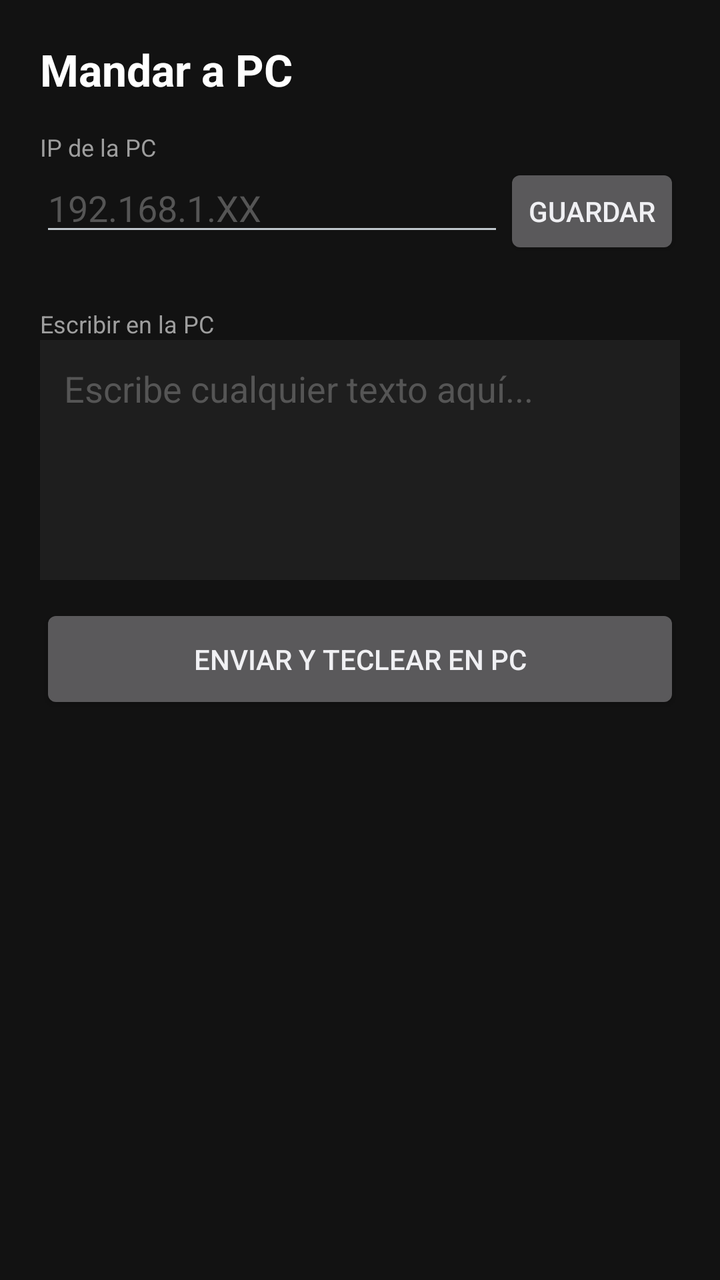
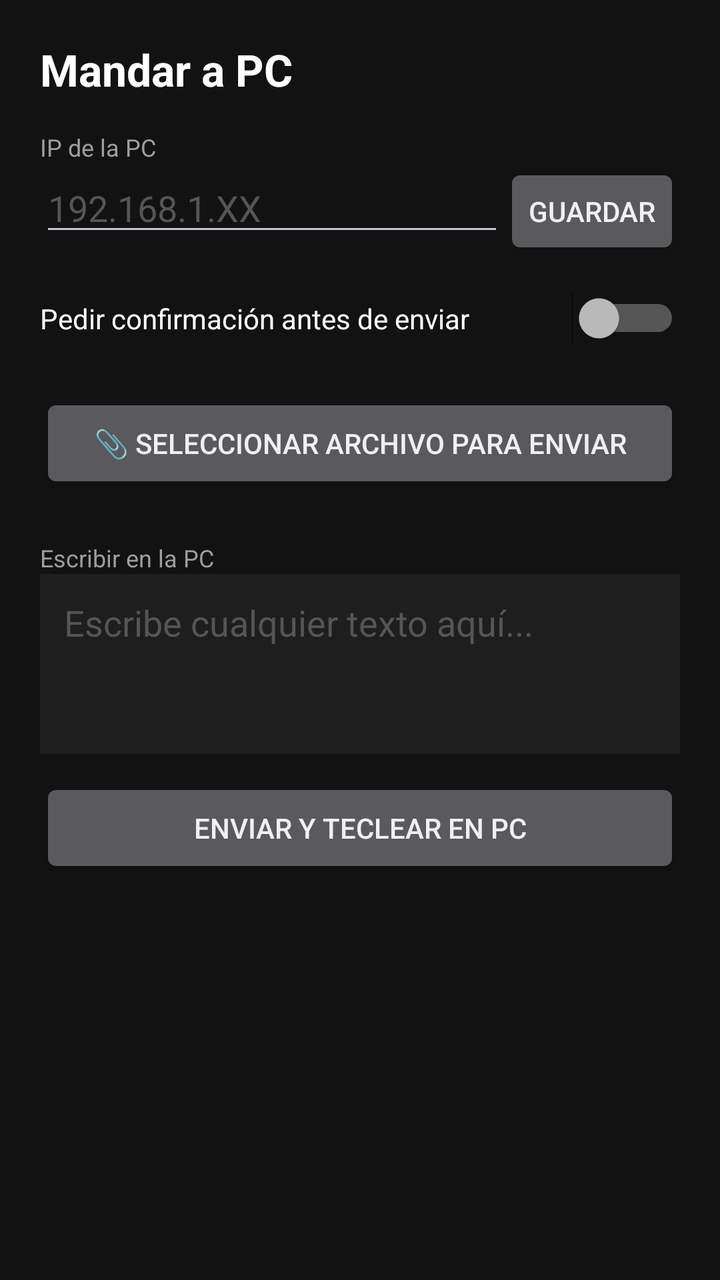

Compare the two renders of this Android layout. The source of the first and the diff that turns it into the second are given below.
<!-- AndroidManifest.xml: application theme android:Theme.DeviceDefault.NoActionBar -->
<!-- res/layout/activity_main.xml -->
<?xml version="1.0" encoding="utf-8"?>
<ScrollView xmlns:android="http://schemas.android.com/apk/res/android"
    android:layout_width="match_parent"
    android:layout_height="match_parent"
    android:background="#121212"
    android:padding="20dp">

    <LinearLayout
        android:layout_width="match_parent"
        android:layout_height="wrap_content"
        android:orientation="vertical">

        <TextView
            android:layout_width="wrap_content"
            android:layout_height="wrap_content"
            android:text="Mandar a PC"
            android:textColor="#FFFFFF"
            android:textSize="22sp"
            android:textStyle="bold"
            android:layout_marginBottom="16dp" />

        <TextView
            android:layout_width="wrap_content"
            android:layout_height="wrap_content"
            android:text="IP de la PC"
            android:textColor="#9E9E9E"
            android:textSize="12sp" />

        <LinearLayout
            android:layout_width="match_parent"
            android:layout_height="wrap_content"
            android:orientation="horizontal"
            android:layout_marginBottom="24dp">

            <EditText
                android:id="@+id/txtIp"
                android:layout_width="0dp"
                android:layout_height="wrap_content"
                android:layout_weight="1"
                android:hint="192.168.1.XX"
                android:textColor="#FFFFFF"
                android:textColorHint="#555555"
                android:inputType="text" />

            <Button
                android:id="@+id/btnGuardarIp"
                android:layout_width="wrap_content"
                android:layout_height="wrap_content"
                android:text="Guardar" />
        </LinearLayout>

        <TextView
            android:layout_width="wrap_content"
            android:layout_height="wrap_content"
            android:text="Escribir en la PC"
            android:textColor="#9E9E9E"
            android:textSize="12sp" />

        <EditText
            android:id="@+id/txtMensaje"
            android:layout_width="match_parent"
            android:layout_height="120dp"
            android:gravity="top|start"
            android:background="#1E1E1E"
            android:padding="12dp"
            android:hint="Escribe cualquier texto aquí..."
            android:textColor="#FFFFFF"
            android:textColorHint="#555555"
            android:layout_marginBottom="12dp" />

        <Button
            android:id="@+id/btnEnviarTexto"
            android:layout_width="match_parent"
            android:layout_height="55dp"
            android:text="Enviar y Teclear en PC" />

    </LinearLayout>
</ScrollView>
<!-- resources referenced by this layout -->
<resources>

</resources>

<!-- the commit's change to res/layout/activity_main.xml (unified diff, before → after) -->
@@ -19,6 +19,66 @@
             android:textStyle="bold"
             android:layout_marginBottom="16dp" />
 
+        
+        <LinearLayout
+            android:id="@+id/cardConfirmacion"
+            android:layout_width="match_parent"
+            android:layout_height="wrap_content"
+            android:orientation="vertical"
+            android:background="#1E293B"
+            android:padding="16dp"
+            android:visibility="gone"
+            android:layout_marginBottom="20dp">
+
+            <TextView
+                android:layout_width="wrap_content"
+                android:layout_height="wrap_content"
+                android:text="Archivo Listo Para Enviar"
+                android:textColor="#38BDF8"
+                android:textSize="14sp"
+                android:textStyle="bold" />
+
+            <TextView
+                android:id="@+id/txtNombreArchivo"
+                android:layout_width="wrap_content"
+                android:layout_height="wrap_content"
+                android:text="archivo.ext"
+                android:textColor="#FFFFFF"
+                android:textSize="16sp"
+                android:layout_marginTop="8dp" />
+
+            <TextView
+                android:id="@+id/txtTamanoArchivo"
+                android:layout_width="wrap_content"
+                android:layout_height="wrap_content"
+                android:text="Peso: 0 KB"
+                android:textColor="#94A3B8"
+                android:textSize="13sp"
+                android:layout_marginBottom="12dp" />
+
+            <LinearLayout
+                android:layout_width="match_parent"
+                android:layout_height="wrap_content"
+                android:orientation="horizontal">
+
+                <Button
+                    android:id="@+id/btnCancelarEnvio"
+                    android:layout_width="0dp"
+                    android:layout_height="wrap_content"
+                    android:layout_weight="1"
+                    android:text="Cancelar"
+                    android:layout_marginEnd="8dp" />
+
+                <Button
+                    android:id="@+id/btnConfirmarEnvio"
+                    android:layout_width="0dp"
+                    android:layout_height="wrap_content"
+                    android:layout_weight="1"
+                    android:text="Enviar" />
+            </LinearLayout>
+        </LinearLayout>
+
+        
         <TextView
             android:layout_width="wrap_content"
             android:layout_height="wrap_content"
@@ -30,7 +90,7 @@
             android:layout_width="match_parent"
             android:layout_height="wrap_content"
             android:orientation="horizontal"
-            android:layout_marginBottom="24dp">
+            android:layout_marginBottom="16dp">
 
             <EditText
                 android:id="@+id/txtIp"
@@ -39,8 +99,7 @@
                 android:layout_weight="1"
                 android:hint="192.168.1.XX"
                 android:textColor="#FFFFFF"
-                android:textColorHint="#555555"
-                android:inputType="text" />
+                android:textColorHint="#555555" />
 
             <Button
                 android:id="@+id/btnGuardarIp"
@@ -49,6 +108,25 @@
                 android:text="Guardar" />
         </LinearLayout>
 
+        
+        <Switch
+            android:id="@+id/swConfirmar"
+            android:layout_width="match_parent"
+            android:layout_height="wrap_content"
+            android:text="Pedir confirmación antes de enviar"
+            android:textColor="#FFFFFF"
+            android:textSize="14sp"
+            android:layout_marginBottom="24dp" />
+
+        
+        <Button
+            android:id="@+id/btnSeleccionarArchivo"
+            android:layout_width="match_parent"
+            android:layout_height="50dp"
+            android:text="📎 Seleccionar archivo para enviar"
+            android:layout_marginBottom="24dp" />
+
+        
         <TextView
             android:layout_width="wrap_content"
             android:layout_height="wrap_content"
@@ -59,7 +137,7 @@
         <EditText
             android:id="@+id/txtMensaje"
             android:layout_width="match_parent"
-            android:layout_height="120dp"
+            android:layout_height="90dp"
             android:gravity="top|start"
             android:background="#1E1E1E"
             android:padding="12dp"
@@ -71,7 +149,7 @@
         <Button
             android:id="@+id/btnEnviarTexto"
             android:layout_width="match_parent"
-            android:layout_height="55dp"
+            android:layout_height="50dp"
             android:text="Enviar y Teclear en PC" />
 
     </LinearLayout>
